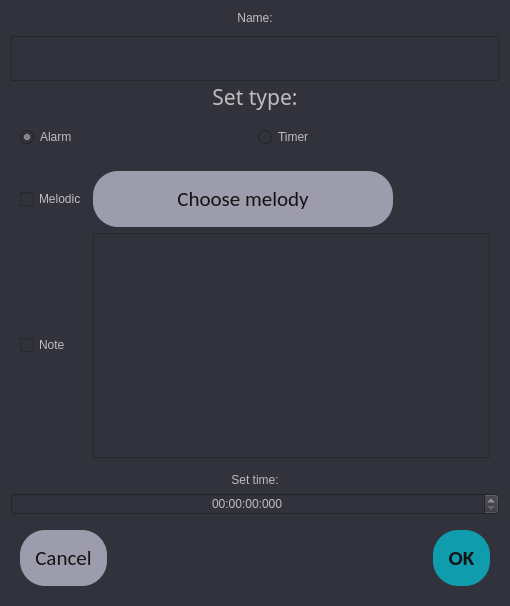
Old version of the form Timer/timersetter.ui in the repository WAG13/Timer-Qt.
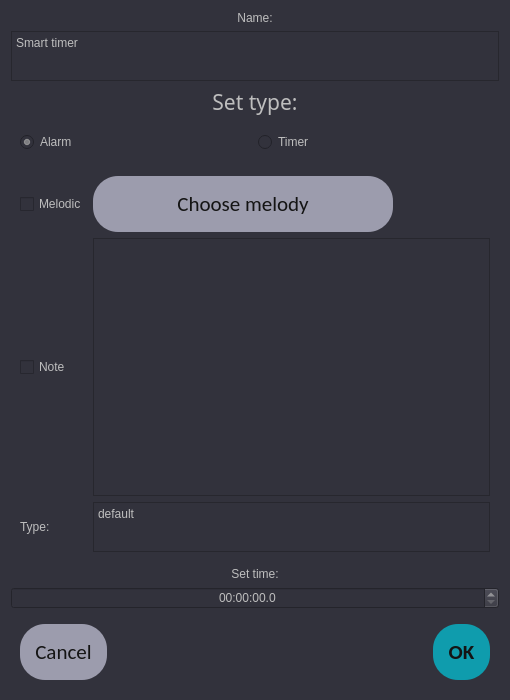
New version of the form. Icons and pictures are not drawn.

Commit message: added different types of timer

What changed in the file:
```diff
--- a/Timer/timersetter.ui
+++ b/Timer/timersetter.ui
@@ -7,7 +7,7 @@
     <x>0</x>
     <y>0</y>
     <width>510</width>
-    <height>606</height>
+    <height>700</height>
    </rect>
   </property>
   <property name="maximumSize">
@@ -47,13 +47,13 @@
        <property name="minimumSize">
         <size>
          <width>0</width>
-         <height>45</height>
+         <height>50</height>
         </size>
        </property>
        <property name="maximumSize">
         <size>
          <width>16777215</width>
-         <height>35</height>
+         <height>50</height>
         </size>
        </property>
        <property name="styleSheet">
@@ -72,6 +72,9 @@
        <property name="lineWrapMode">
         <enum>QPlainTextEdit::WidgetWidth</enum>
        </property>
+       <property name="plainText">
+        <string>Smart timer</string>
+       </property>
        <property name="overwriteMode">
         <bool>false</bool>
        </property>
@@ -151,18 +154,47 @@
         <property name="sizeConstraint">
          <enum>QLayout::SetDefaultConstraint</enum>
         </property>
-        <item row="0" column="0">
-         <widget class="QCheckBox" name="check_melody">
+        <item row="3" column="1">
+         <widget class="QPlainTextEdit" name="timer_type">
+          <property name="minimumSize">
+           <size>
+            <width>0</width>
+            <height>50</height>
+           </size>
+          </property>
+          <property name="maximumSize">
+           <size>
+            <width>16777215</width>
+            <height>50</height>
+           </size>
+          </property>
           <property name="styleSheet">
            <string notr="true">color: rgb(190, 190, 190);
-font: 25 14pt &quot;Calibri Light&quot;;</string>
+font: 25 16pt &quot;Calibri Light&quot;;</string>
+          </property>
+          <property name="verticalScrollBarPolicy">
+           <enum>Qt::ScrollBarAlwaysOff</enum>
+          </property>
+          <property name="horizontalScrollBarPolicy">
+           <enum>Qt::ScrollBarAlwaysOff</enum>
+          </property>
+          <property name="plainText">
+           <string>default</string>
+          </property>
+         </widget>
+        </item>
+        <item row="3" column="0">
+         <widget class="QLabel" name="label_4">
+          <property name="styleSheet">
+           <string notr="true">color: rgb(190, 190, 190);
+font: 25 16pt &quot;Calibri Light&quot;;</string>
           </property>
           <property name="text">
-           <string>Melodic</string>
+           <string>Type:</string>
           </property>
          </widget>
         </item>
-        <item row="0" column="1">
+        <item row="1" column="1">
          <widget class="QPushButton" name="melody_button">
           <property name="maximumSize">
            <size>
@@ -188,7 +220,33 @@
           </property>
          </widget>
         </item>
+        <item row="2" column="1">
+         <widget class="QTextEdit" name="textEdit">
+          <property name="styleSheet">
+           <string notr="true">color: rgb(190, 190, 190);
+font: 25 16pt &quot;Calibri Light&quot;;</string>
+          </property>
+          <property name="html">
+           <string>&lt;!DOCTYPE HTML PUBLIC &quot;-//W3C//DTD HTML 4.0//EN&quot; &quot;http://www.w3.org/TR/REC-html40/strict.dtd&quot;&gt;
+&lt;html&gt;&lt;head&gt;&lt;meta name=&quot;qrichtext&quot; content=&quot;1&quot; /&gt;&lt;style type=&quot;text/css&quot;&gt;
+p, li { white-space: pre-wrap; }
+&lt;/style&gt;&lt;/head&gt;&lt;body style=&quot; font-family:'Calibri Light'; font-size:16pt; font-weight:24; font-style:normal;&quot;&gt;
+&lt;p style=&quot;-qt-paragraph-type:empty; margin-top:0px; margin-bottom:0px; margin-left:0px; margin-right:0px; -qt-block-indent:0; text-indent:0px;&quot;&gt;&lt;br /&gt;&lt;/p&gt;&lt;/body&gt;&lt;/html&gt;</string>
+          </property>
+         </widget>
+        </item>
         <item row="1" column="0">
+         <widget class="QCheckBox" name="check_melody">
+          <property name="styleSheet">
+           <string notr="true">color: rgb(190, 190, 190);
+font: 25 14pt &quot;Calibri Light&quot;;</string>
+          </property>
+          <property name="text">
+           <string>Melodic</string>
+          </property>
+         </widget>
+        </item>
+        <item row="2" column="0">
          <widget class="QCheckBox" name="check_note">
           <property name="styleSheet">
            <string notr="true">color: rgb(190, 190, 190);
@@ -200,14 +258,6 @@
           </property>
          </widget>
         </item>
-        <item row="1" column="1">
-         <widget class="QTextEdit" name="textEdit">
-          <property name="styleSheet">
-           <string notr="true">color: rgb(190, 190, 190);
-font: 25 16pt &quot;Calibri Light&quot;;</string>
-          </property>
-         </widget>
-        </item>
        </layout>
       </widget>
      </item>
@@ -225,7 +275,7 @@
        </property>
       </widget>
      </item>
-     <item alignment="Qt::AlignTop">
+     <item>
       <widget class="QTimeEdit" name="timeEdit">
        <property name="styleSheet">
         <string notr="true">color: rgb(190, 190, 190);
@@ -235,7 +285,7 @@
         <set>Qt::AlignCenter</set>
        </property>
        <property name="displayFormat">
-        <string>HH:mm:ss:zzz</string>
+        <string>HH:mm:ss.z</string>
        </property>
        <property name="timeSpec">
         <enum>Qt::LocalTime</enum>
```
The commit also changes 30 other files.
